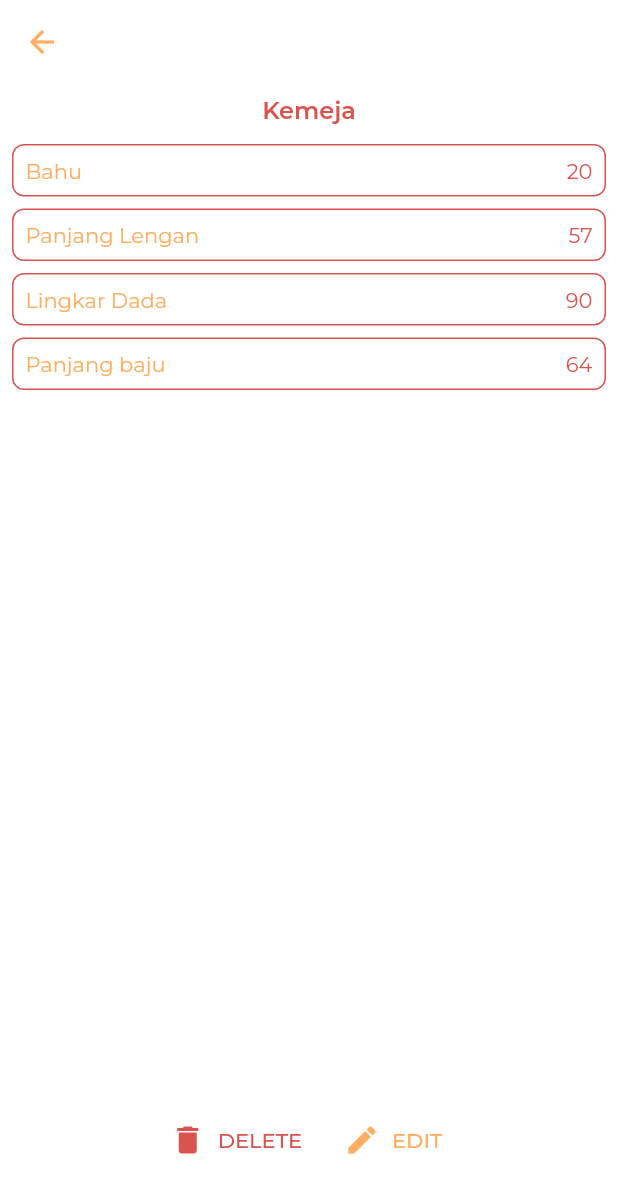
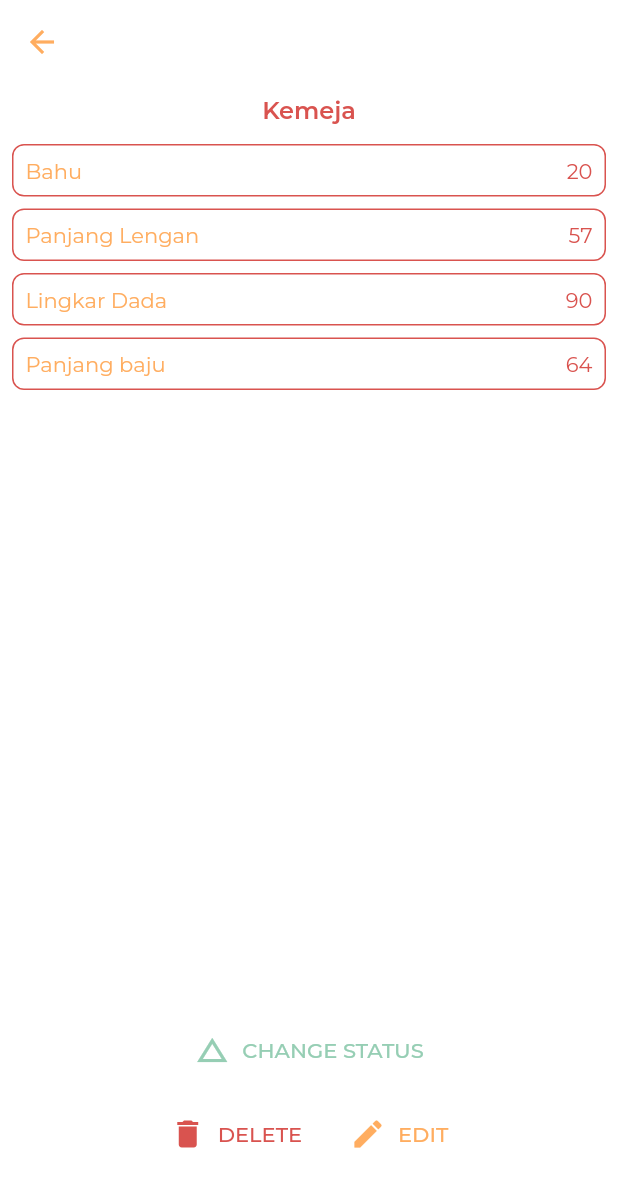
Before and after one commit to qonythazu/tugas-ippl, a Flutter app: the DetailPesanan screen opened directly with empty values, on a phone screen of 412 x 824 dp. Shown: the top 1193 px of the screen. Run offline on Flutter 3.47's test engine with Material 2 defaults, Android fonts, the phone set to English and light mode, and no system bars; our stand-ins replace email_validator, flutter_pw_validator; project files that could hold a hidden picture were left out.

Commit message:
add change status button

```diff
--- a/lib/detailpesanan.dart
+++ b/lib/detailpesanan.dart
@@ -112,14 +112,29 @@ class _DetailPesananState extends State<DetailPesanan> {
               Spacer(),
               Container(
                 padding: EdgeInsets.symmetric(vertical: 40.0),
-                child: Row(
+                child: Column(
+                  children: [
+                    ElevatedButton.icon(
+                      style: ElevatedButton.styleFrom(
+                        backgroundColor: Colors.transparent,
+                        elevation: 0,
+                        padding: EdgeInsets.symmetric(vertical: 16.0)
+                      ),
+                      onPressed: () {
+
+                      },
+                      icon: Icon(Icons.change_history, color: Color(0xff96CEB4),),
+                      label: const Text("CHANGE STATUS", style: TextStyle(color: Color(0xff96CEB4)),)
+                    ),
+                    Row(
                       mainAxisAlignment: MainAxisAlignment.center,
                       crossAxisAlignment: CrossAxisAlignment.center,
                       children: [
                         ElevatedButton.icon(
                           style: ElevatedButton.styleFrom(
                             backgroundColor: Colors.transparent,
-                        elevation: 0
+                            elevation: 0,
+                            padding: EdgeInsets.symmetric(vertical: 16.0, horizontal: 16.0)
                           ),
                           onPressed: () {
 
@@ -130,7 +145,8 @@ class _DetailPesananState extends State<DetailPesanan> {
                          ElevatedButton.icon(
                           style: ElevatedButton.styleFrom(
                             backgroundColor: Colors.transparent,
-                        elevation: 0
+                            elevation: 0,
+                            padding: EdgeInsets.symmetric(vertical: 16.0, horizontal: 16.0)
                           ),
                           onPressed: () {
 
@@ -138,6 +154,8 @@ class _DetailPesananState extends State<DetailPesanan> {
                           icon: const Icon(Icons.edit, color: Color(0xffFFAD60),),
                           label: const Text("EDIT", style: TextStyle(color: Color(0xffFFAD60)),)
                         )
+                      ],
+                    ),
                   ],
                 ),
               )
```
Lines whose indentation alone changed are shown as unchanged.
